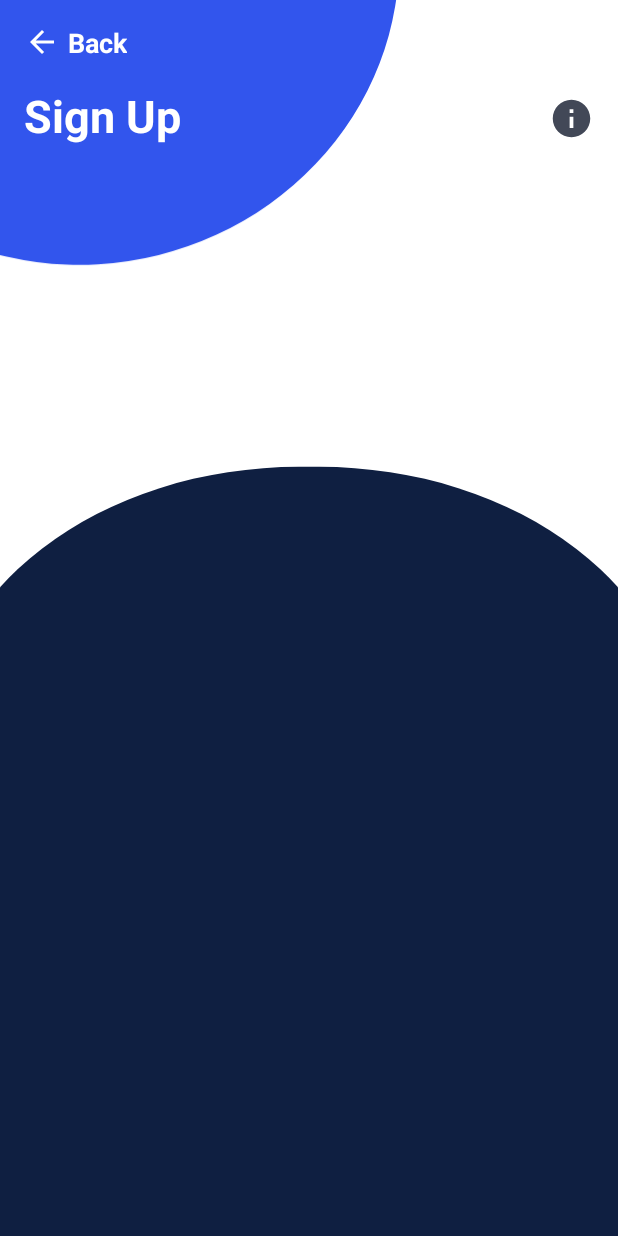
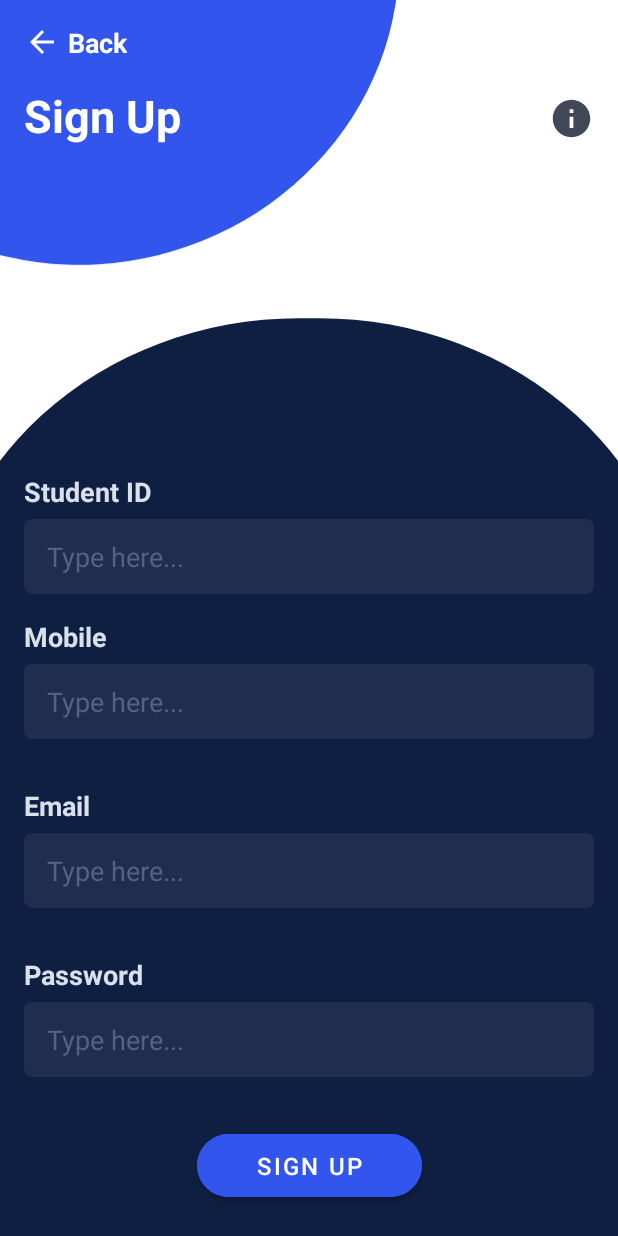
Before and after one commit to peirisabhi/chozy, an Android app: the fragment SignUpFragment shown on its own in the app's theme, on a phone screen of 412 x 824 dp. Run offline under Robolectric (Android 15) with nearby library versions, the phone set to English and light mode, and no system bars.

Commit message:
sign up ui completed

```diff
--- a/app/src/main/res/layout/fragment_sign_up.xml
+++ b/app/src/main/res/layout/fragment_sign_up.xml
@@ -70,7 +70,7 @@
     <ImageView
         android:id="@+id/imageView8"
         android:layout_width="wrap_content"
-        android:layout_height="550dp"
+        android:layout_height="650dp"
         android:layout_marginBottom="-32dp"
         android:scaleType="fitXY"
         android:src="@drawable/login_back3"
@@ -80,4 +80,146 @@
         app:layout_constraintStart_toStartOf="parent" />
 
 
+
+
+
+    <TextView
+        android:id="@+id/text_view_student_id"
+        android:layout_width="wrap_content"
+        android:layout_height="wrap_content"
+        android:layout_marginStart="16dp"
+        android:layout_marginBottom="6dp"
+        android:text="Student ID"
+        android:textColor="#D8E0EB"
+        android:textSize="18dp"
+        android:textStyle="bold"
+        android:inputType="text"
+        app:layout_constraintBottom_toTopOf="@+id/edit_text_student_id"
+        app:layout_constraintStart_toStartOf="parent" />
+
+
+    <com.google.android.material.textfield.TextInputEditText
+        android:id="@+id/edit_text_student_id"
+        android:layout_width="0dp"
+        android:layout_height="50dp"
+        android:layout_marginStart="16dp"
+        android:layout_marginEnd="16dp"
+        android:layout_marginBottom="16dp"
+        android:background="@drawable/edit_text_style"
+        android:hint="Type here..."
+        android:paddingLeft="15dp"
+        android:textColorHint="#546380"
+        app:layout_constraintBottom_toTopOf="@+id/text_view_mobile"
+        app:layout_constraintEnd_toEndOf="parent"
+        app:layout_constraintHorizontal_bias="0.0"
+        app:layout_constraintStart_toStartOf="@+id/imageView5" />
+
+
+    <TextView
+        android:id="@+id/text_view_mobile"
+        android:layout_width="wrap_content"
+        android:layout_height="wrap_content"
+        android:layout_marginStart="16dp"
+        android:layout_marginBottom="6dp"
+        android:text="Mobile"
+        android:textColor="#D8E0EB"
+        android:textSize="18dp"
+        android:textStyle="bold"
+        app:layout_constraintBottom_toTopOf="@+id/edit_text_mobile"
+        app:layout_constraintStart_toStartOf="parent" />
+
+    <com.google.android.material.textfield.TextInputEditText
+        android:id="@+id/edit_text_mobile"
+        android:layout_width="0dp"
+        android:layout_height="50dp"
+        android:layout_marginStart="16dp"
+        android:layout_marginEnd="16dp"
+        android:layout_marginBottom="32dp"
+        android:background="@drawable/edit_text_style"
+        android:hint="Type here..."
+        android:paddingLeft="15dp"
+        android:textColorHint="#546380"
+        android:inputType="textPassword"
+        app:layout_constraintBottom_toTopOf="@+id/text_view_email"
+        app:layout_constraintEnd_toEndOf="parent"
+        app:layout_constraintHorizontal_bias="0.0"
+        app:layout_constraintStart_toStartOf="@+id/imageView5" />
+
+    <TextView
+        android:id="@+id/text_view_email"
+        android:layout_width="wrap_content"
+        android:layout_height="wrap_content"
+        android:layout_marginStart="16dp"
+        android:layout_marginBottom="6dp"
+        android:text="Email"
+        android:textColor="#D8E0EB"
+        android:textSize="18dp"
+        android:textStyle="bold"
+        app:layout_constraintBottom_toTopOf="@+id/edit_text_email"
+        app:layout_constraintStart_toStartOf="parent" />
+
+    <com.google.android.material.textfield.TextInputEditText
+        android:id="@+id/edit_text_email"
+        android:layout_width="0dp"
+        android:layout_height="50dp"
+        android:layout_marginStart="16dp"
+        android:layout_marginEnd="16dp"
+        android:layout_marginBottom="32dp"
+        android:background="@drawable/edit_text_style"
+        android:hint="Type here..."
+        android:paddingLeft="15dp"
+        android:textColorHint="#546380"
+        android:inputType="textPassword"
+        app:layout_constraintBottom_toTopOf="@+id/text_view_password"
+        app:layout_constraintEnd_toEndOf="parent"
+        app:layout_constraintHorizontal_bias="0.0"
+        app:layout_constraintStart_toStartOf="@+id/imageView5" />
+
+    <TextView
+        android:id="@+id/text_view_password"
+        android:layout_width="wrap_content"
+        android:layout_height="wrap_content"
+        android:layout_marginStart="16dp"
+        android:layout_marginBottom="6dp"
+        android:text="Password"
+        android:textColor="#D8E0EB"
+        android:textSize="18dp"
+        android:textStyle="bold"
+        app:layout_constraintBottom_toTopOf="@+id/edit_text_password"
+        app:layout_constraintStart_toStartOf="parent" />
+
+    <com.google.android.material.textfield.TextInputEditText
+        android:id="@+id/edit_text_password"
+        android:layout_width="0dp"
+        android:layout_height="50dp"
+        android:layout_marginStart="16dp"
+        android:layout_marginEnd="16dp"
+        android:layout_marginBottom="32dp"
+        android:background="@drawable/edit_text_style"
+        android:hint="Type here..."
+        android:paddingLeft="15dp"
+        android:textColorHint="#546380"
+        android:inputType="textPassword"
+        app:layout_constraintBottom_toTopOf="@+id/login_btn"
+        app:layout_constraintEnd_toEndOf="parent"
+        app:layout_constraintHorizontal_bias="0.0"
+        app:layout_constraintStart_toStartOf="@+id/imageView5" />
+
+    <com.google.android.material.button.MaterialButton
+        android:id="@+id/login_btn"
+        android:layout_width="150dp"
+        android:layout_height="54dp"
+        android:layout_marginStart="16dp"
+        android:layout_marginEnd="16dp"
+        android:layout_marginBottom="20dp"
+        android:backgroundTint="@color/blue"
+        android:text="Sign Up"
+        android:textColor="@color/white"
+        android:textSize="16dp"
+        app:cornerRadius="50dp"
+        app:layout_constraintBottom_toBottomOf="parent"
+        app:layout_constraintEnd_toEndOf="parent"
+        app:layout_constraintStart_toStartOf="parent" />
+
+
 </androidx.constraintlayout.widget.ConstraintLayout>
```
